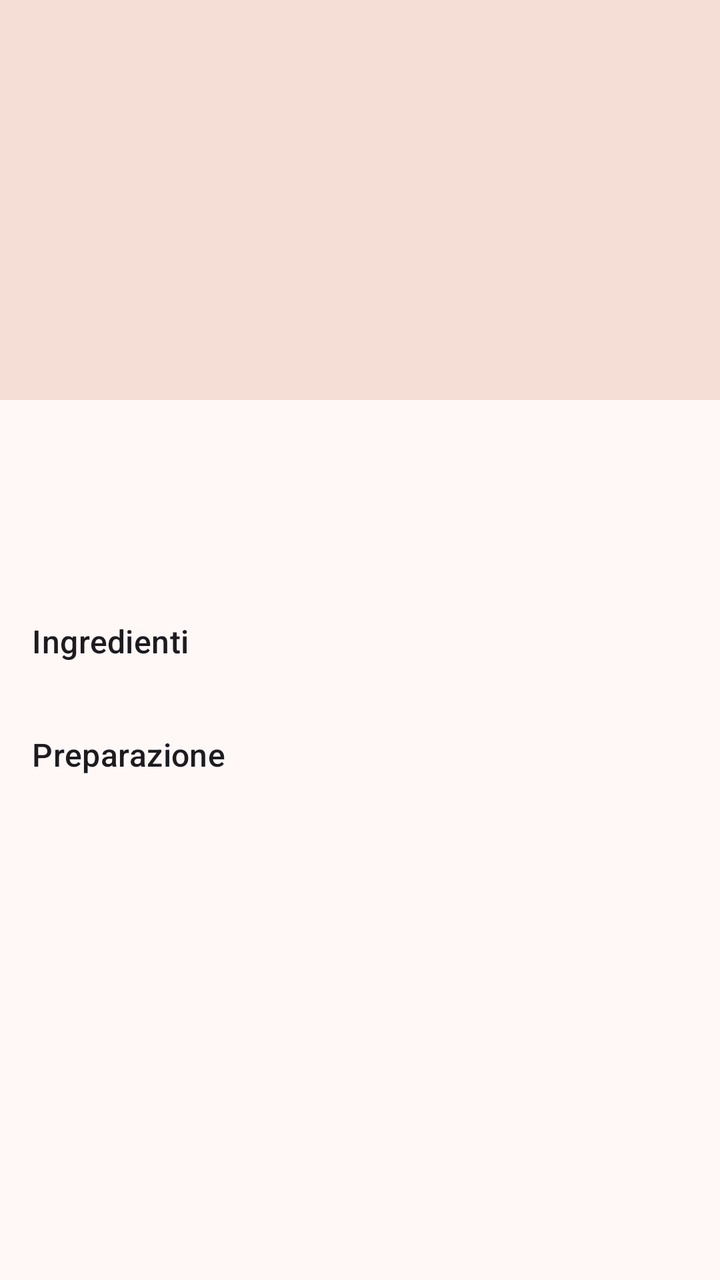
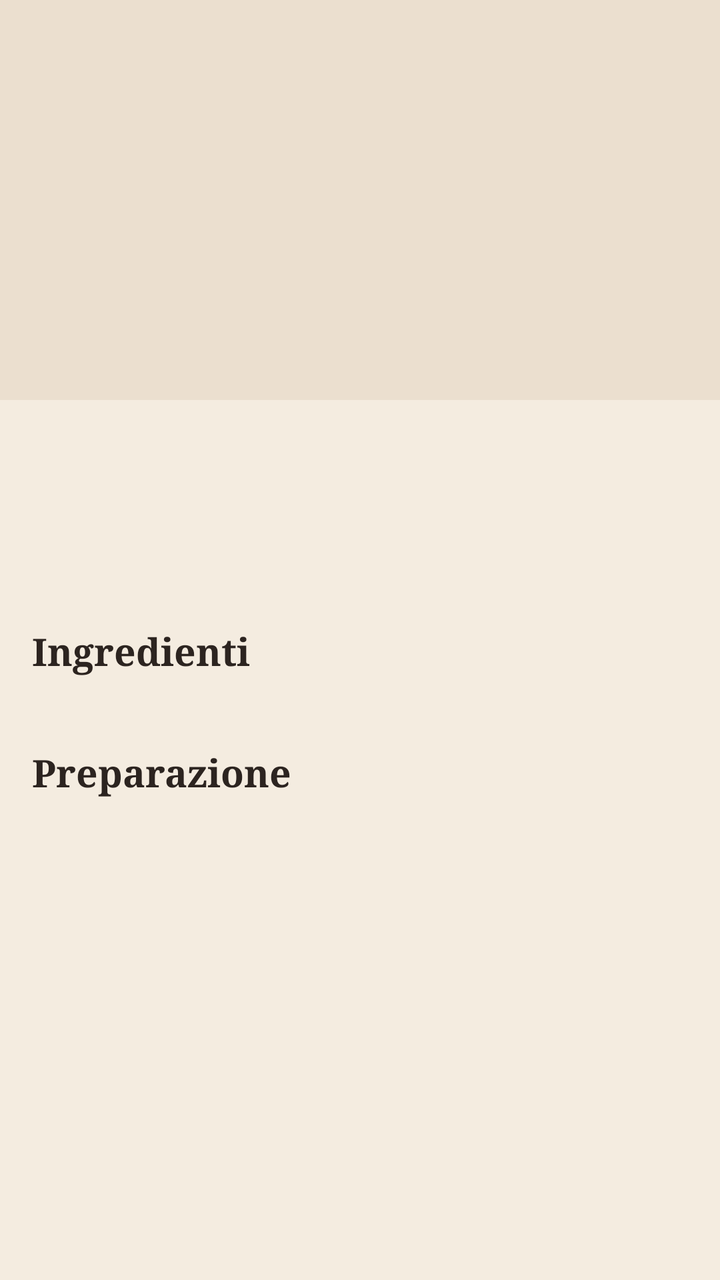

Two renders of the same Android screen: before a commit and after it. Below are the layout's source before the change and the commit's diff.
<!-- AndroidManifest.xml: application theme Theme.ESAMEMOBILE -->
<!-- res/layout/fragment_recipe_detail.xml -->
<?xml version="1.0" encoding="utf-8"?>
<ScrollView xmlns:android="http://schemas.android.com/apk/res/android"
    xmlns:app="http://schemas.android.com/apk/res-auto"
    android:layout_width="match_parent"
    android:layout_height="match_parent">

    <LinearLayout
        android:layout_width="match_parent"
        android:layout_height="wrap_content"
        android:orientation="vertical">

        <ImageView
            android:id="@+id/imageRecipe"
            android:layout_width="match_parent"
            android:layout_height="200dp"
            android:background="?attr/colorSurfaceVariant"
            android:contentDescription="@string/recipe_image"
            android:scaleType="centerCrop" />

        <ProgressBar
            android:id="@+id/progress"
            android:layout_width="wrap_content"
            android:layout_height="wrap_content"
            android:layout_gravity="center_horizontal"
            android:layout_marginTop="16dp"
            android:visibility="gone" />

        <LinearLayout
            android:layout_width="match_parent"
            android:layout_height="wrap_content"
            android:orientation="vertical"
            android:padding="16dp">

            <TextView
                android:id="@+id/textTitle"
                android:layout_width="match_parent"
                android:layout_height="wrap_content"
                android:textAppearance="?attr/textAppearanceHeadlineSmall" />

            <TextView
                android:id="@+id/textAuthor"
                android:layout_width="match_parent"
                android:layout_height="wrap_content"
                android:layout_marginTop="2dp"
                android:textAppearance="?attr/textAppearanceBodySmall"
                android:textColor="?attr/colorOnSurfaceVariant" />

            <TextView
                android:id="@+id/textDescription"
                android:layout_width="match_parent"
                android:layout_height="wrap_content"
                android:layout_marginTop="8dp"
                android:textAppearance="?attr/textAppearanceBodyMedium" />

            <TextView
                android:layout_width="match_parent"
                android:layout_height="wrap_content"
                android:layout_marginTop="16dp"
                android:text="@string/ingredients"
                android:textAppearance="?attr/textAppearanceTitleMedium" />

            <TextView
                android:id="@+id/textIngredients"
                android:layout_width="match_parent"
                android:layout_height="wrap_content"
                android:textAppearance="?attr/textAppearanceBodyMedium" />

            <TextView
                android:layout_width="match_parent"
                android:layout_height="wrap_content"
                android:layout_marginTop="16dp"
                android:text="@string/steps"
                android:textAppearance="?attr/textAppearanceTitleMedium" />

            <TextView
                android:id="@+id/textSteps"
                android:layout_width="match_parent"
                android:layout_height="wrap_content"
                android:textAppearance="?attr/textAppearanceBodyMedium" />
        </LinearLayout>
    </LinearLayout>
</ScrollView>
<!-- resources referenced by this layout -->
<resources>
  <string name="ingredients">Ingredienti</string>
  <string name="recipe_image">Immagine ricetta</string>
  <string name="steps">Preparazione</string>
  <style name="Theme.ESAMEMOBILE" parent="Base.Theme.ESAMEMOBILE" />
  <style name="Base.Theme.ESAMEMOBILE" parent="Theme.Material3.DayNight.NoActionBar">
          <item name="colorPrimary">@color/md_primary</item>
          <item name="colorOnPrimary">@color/md_on_primary</item>
          <item name="colorPrimaryContainer">@color/md_primary_container</item>
          <item name="colorOnPrimaryContainer">@color/md_on_primary_container</item>
          <item name="colorPrimaryInverse">@color/md_inverse_primary</item>
  
          <item name="colorSecondary">@color/md_secondary</item>
          <item name="colorOnSecondary">@color/md_on_secondary</item>
          <item name="colorSecondaryContainer">@color/md_secondary_container</item>
          <item name="colorOnSecondaryContainer">@color/md_on_secondary_container</item>
  
          <item name="colorTertiary">@color/md_tertiary</item>
          <item name="colorOnTertiary">@color/md_on_tertiary</item>
          <item name="colorTertiaryContainer">@color/md_tertiary_container</item>
          <item name="colorOnTertiaryContainer">@color/md_on_tertiary_container</item>
  
          <item name="colorError">@color/md_error</item>
          <item name="colorOnError">@color/md_on_error</item>
          <item name="colorErrorContainer">@color/md_error_container</item>
          <item name="colorOnErrorContainer">@color/md_on_error_container</item>
  
          <item name="android:colorBackground">@color/md_background</item>
          <item name="colorOnBackground">@color/md_on_background</item>
          <item name="colorSurface">@color/md_surface</item>
          <item name="colorOnSurface">@color/md_on_surface</item>
          <item name="colorSurfaceVariant">@color/md_surface_variant</item>
          <item name="colorOnSurfaceVariant">@color/md_on_surface_variant</item>
          <item name="colorSurfaceInverse">@color/md_inverse_surface</item>
          <item name="colorOnSurfaceInverse">@color/md_inverse_on_surface</item>
  
          <item name="colorOutline">@color/md_outline</item>
          <item name="colorOutlineVariant">@color/md_outline_variant</item>
      </style>
  <color name="md_primary">#BD4B14</color>
  <color name="md_on_primary">#FFFFFF</color>
  <color name="md_primary_container">#FFDBCC</color>
  <color name="md_on_primary_container">#380D00</color>
  <color name="md_inverse_primary">#FFB68F</color>
  <color name="md_secondary">#8C4A30</color>
  <color name="md_on_secondary">#FFFFFF</color>
  <color name="md_secondary_container">#FFDBCC</color>
  <color name="md_on_secondary_container">#341100</color>
  <color name="md_tertiary">#6D5C2E</color>
  <color name="md_on_tertiary">#FFFFFF</color>
  <color name="md_tertiary_container">#F8E0A1</color>
  <color name="md_on_tertiary_container">#221B00</color>
  <color name="md_error">#BA1A1A</color>
  <color name="md_on_error">#FFFFFF</color>
  <color name="md_error_container">#FFDAD6</color>
  <color name="md_on_error_container">#410002</color>
  <color name="md_background">#FFF8F6</color>
  <color name="md_on_background">#211A17</color>
  <color name="md_surface">#FFF8F6</color>
  <color name="md_on_surface">#211A17</color>
  <color name="md_surface_variant">#F4DED5</color>
  <color name="md_on_surface_variant">#52443D</color>
  <color name="md_inverse_surface">#362F2C</color>
  <color name="md_inverse_on_surface">#FBEEE9</color>
  <color name="md_outline">#84746B</color>
  <color name="md_outline_variant">#D7C2B8</color>
</resources>

<!-- the commit's change to res/layout/fragment_recipe_detail.xml (unified diff, before → after) -->
@@ -35,7 +35,11 @@
                 android:id="@+id/textTitle"
                 android:layout_width="match_parent"
                 android:layout_height="wrap_content"
-                android:textAppearance="?attr/textAppearanceHeadlineSmall" />
+                android:fontFamily="serif"
+                android:letterSpacing="-0.01"
+                android:textColor="@color/tavola_ink"
+                android:textSize="26sp"
+                android:textStyle="bold" />
 
             <TextView
                 android:id="@+id/textAuthor"
@@ -56,8 +60,11 @@
                 android:layout_width="match_parent"
                 android:layout_height="wrap_content"
                 android:layout_marginTop="16dp"
+                android:fontFamily="serif"
                 android:text="@string/ingredients"
-                android:textAppearance="?attr/textAppearanceTitleMedium" />
+                android:textColor="@color/tavola_ink"
+                android:textSize="19sp"
+                android:textStyle="bold" />
 
             <TextView
                 android:id="@+id/textIngredients"
@@ -69,8 +76,11 @@
                 android:layout_width="match_parent"
                 android:layout_height="wrap_content"
                 android:layout_marginTop="16dp"
+                android:fontFamily="serif"
                 android:text="@string/steps"
-                android:textAppearance="?attr/textAppearanceTitleMedium" />
+                android:textColor="@color/tavola_ink"
+                android:textSize="19sp"
+                android:textStyle="bold" />
 
             <TextView
                 android:id="@+id/textSteps"
<!-- resource entries referenced after the edit -->
@@ -1,5 +1,6 @@
 <!-- resources referenced by this layout -->
 <resources>
+  <color name="tavola_ink">#2C2420</color>
   <string name="ingredients">Ingredienti</string>
   <string name="recipe_image">Immagine ricetta</string>
   <string name="steps">Preparazione</string>
@@ -38,10 +39,10 @@
           <item name="colorOutline">@color/md_outline</item>
           <item name="colorOutlineVariant">@color/md_outline_variant</item>
       </style>
-  <color name="md_primary">#BD4B14</color>
+  <color name="md_primary">#C8552B</color>
   <color name="md_on_primary">#FFFFFF</color>
-  <color name="md_primary_container">#FFDBCC</color>
-  <color name="md_on_primary_container">#380D00</color>
+  <color name="md_primary_container">#F7E4D4</color>
+  <color name="md_on_primary_container">#2C2420</color>
   <color name="md_inverse_primary">#FFB68F</color>
   <color name="md_secondary">#8C4A30</color>
   <color name="md_on_secondary">#FFFFFF</color>
@@ -55,15 +56,15 @@
   <color name="md_on_error">#FFFFFF</color>
   <color name="md_error_container">#FFDAD6</color>
   <color name="md_on_error_container">#410002</color>
-  <color name="md_background">#FFF8F6</color>
-  <color name="md_on_background">#211A17</color>
-  <color name="md_surface">#FFF8F6</color>
-  <color name="md_on_surface">#211A17</color>
-  <color name="md_surface_variant">#F4DED5</color>
-  <color name="md_on_surface_variant">#52443D</color>
+  <color name="md_background">#F4ECE0</color>
+  <color name="md_on_background">#2C2420</color>
+  <color name="md_surface">#FFFCF8</color>
+  <color name="md_on_surface">#2C2420</color>
+  <color name="md_surface_variant">#EBDFCF</color>
+  <color name="md_on_surface_variant">#6E5D4E</color>
   <color name="md_inverse_surface">#362F2C</color>
   <color name="md_inverse_on_surface">#FBEEE9</color>
-  <color name="md_outline">#84746B</color>
-  <color name="md_outline_variant">#D7C2B8</color>
+  <color name="md_outline">#9A8A7B</color>
+  <color name="md_outline_variant">#DDCBB9</color>
 </resources>
 
